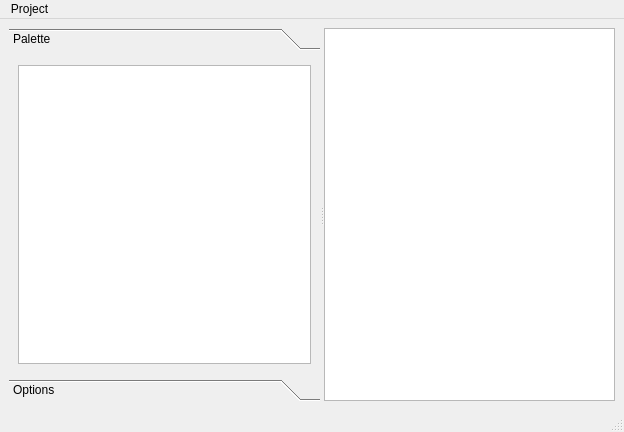
This is gui/mainwindow.ui in astromme/Chestnut as Qt 5 draws it before an edit. The edited form follows.
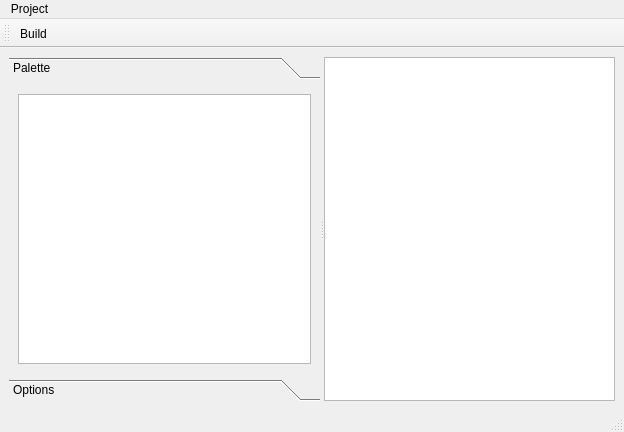
This is the edited form. Icons and pictures are not drawn.

Commit message: add a icons resources file. Make the build action have an icon

```diff
--- a/gui/mainwindow.ui
+++ b/gui/mainwindow.ui
@@ -36,7 +36,7 @@
           <x>0</x>
           <y>0</y>
           <width>122</width>
-          <height>319</height>
+          <height>286</height>
          </rect>
         </property>
         <attribute name="label">
@@ -116,6 +116,21 @@
    <addaction name="menuProject"/>
   </widget>
   <widget class="QStatusBar" name="statusbar"/>
+  <widget class="QToolBar" name="toolBar">
+   <property name="windowTitle">
+    <string>Project Actions</string>
+   </property>
+   <property name="toolButtonStyle">
+    <enum>Qt::ToolButtonTextBesideIcon</enum>
+   </property>
+   <attribute name="toolBarArea">
+    <enum>TopToolBarArea</enum>
+   </attribute>
+   <attribute name="toolBarBreak">
+    <bool>false</bool>
+   </attribute>
+   <addaction name="actionBuild"/>
+  </widget>
   <action name="actionBuild">
    <property name="text">
     <string>Build</string>
```
Left out of the diff: 10 changed lines with no effect on the pictures. The commit also changes 3 other files.
